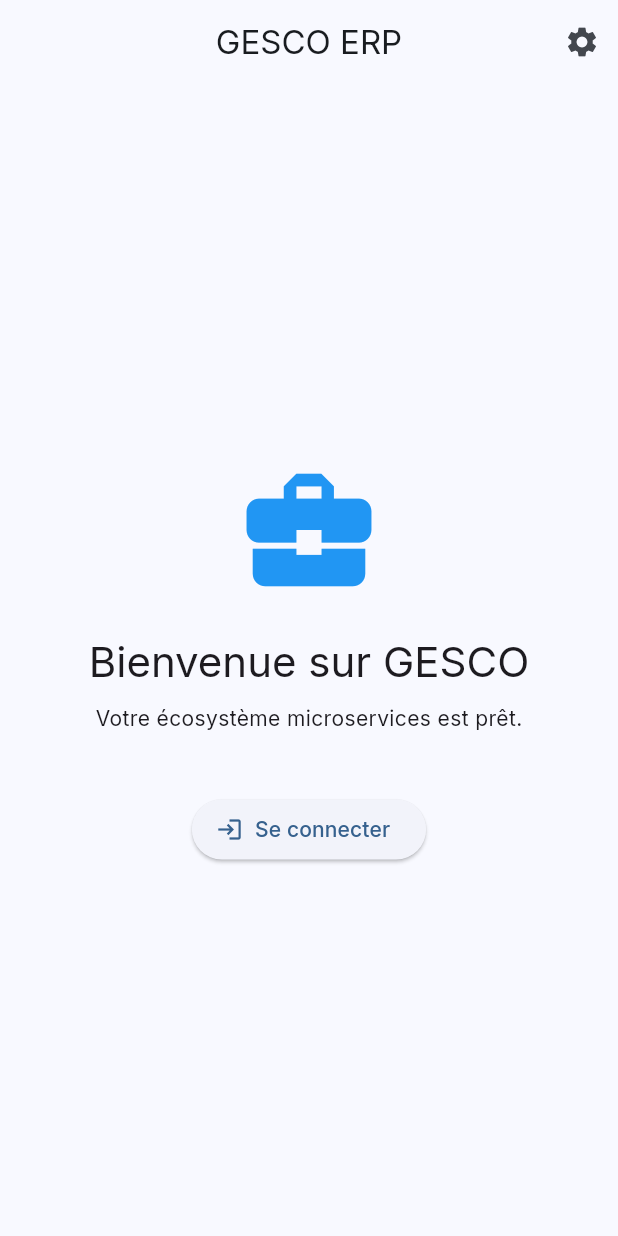
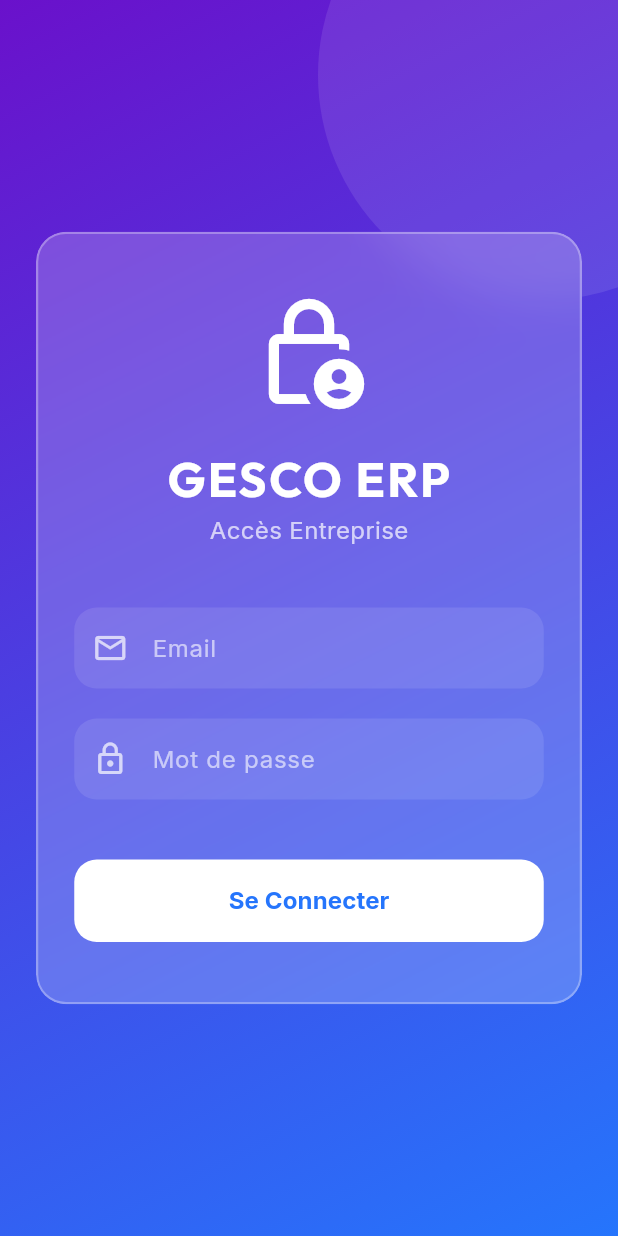
Before and after one commit to azigani/laravel_microservices, a Flutter app: the screen it shows after launch, on a phone screen of 412 x 824 dp. Run offline on Flutter 3.47's test engine with Material 3 defaults, Android fonts, the phone set to English and light mode, and no system bars; our stand-ins replace dio, flutter_hooks, flutter_secure_storage, freezed_annotation, go_router, google_fonts and 1 more; generated files the repository leaves out were written again.

Commit message:
feat(auth): implement clean architecture authentication with premium UI and auto-login

```diff
--- a/frontend/flutter/lib/core/router/router.dart
+++ b/frontend/flutter/lib/core/router/router.dart
@@ -4,15 +4,31 @@ import 'package:hooks_riverpod/hooks_riverpod.dart';
 
 import '../../features/system/presentation/home_screen.dart';
 import '../../features/system/presentation/not_found_screen.dart';
+import '../../features/auth/presentation/screens/login_screen.dart';
+import '../../features/auth/presentation/providers/auth_controller.dart';
 
 final routerProvider = Provider<GoRouter>((ref) {
+  final authState = ref.watch(authControllerProvider);
+
   return GoRouter(
     initialLocation: '/',
+    redirect: (context, state) {
+      final isLoggingIn = state.uri.path == '/login';
+      final isLoggedIn = authState.user != null;
+
+      if (!isLoggedIn && !isLoggingIn) return '/login';
+      if (isLoggedIn && isLoggingIn) return '/';
+      return null;
+    },
     routes: [
       GoRoute(
         path: '/',
         builder: (context, state) => const HomeScreen(),
       ),
+      GoRoute(
+        path: '/login',
+        builder: (context, state) => const LoginScreen(),
+      ),
     ],
     errorBuilder: (context, state) => const NotFoundScreen(),
   );
--- /dev/null
+++ b/frontend/flutter/lib/features/auth/domain/repositories/auth_repository.dart
@@ -0,0 +1,7 @@
+import '../entities/user.dart';
+
+abstract class IAuthRepository {
+  Future<User> login(String email, String password);
+  Future<User?> tryAutoLogin();
+  Future<void> logout();
+}
--- /dev/null
+++ b/frontend/flutter/lib/features/auth/presentation/screens/login_screen.dart
@@ -0,0 +1,180 @@
+import 'package:flutter/material.dart';
+import 'package:flutter_hooks/flutter_hooks.dart';
+import 'package:hooks_riverpod/hooks_riverpod.dart';
+import 'package:google_fonts/google_fonts.dart';
+import '../providers/auth_controller.dart';
+import '../../../../shared/widgets/glass_container.dart';
+
+class LoginScreen extends HookConsumerWidget {
+  const LoginScreen({super.key});
+
+  @override
+  Widget build(BuildContext context, WidgetRef ref) {
+    final emailController = useTextEditingController();
+    final passwordController = useTextEditingController();
+    final authState = ref.watch(authControllerProvider);
+
+    return Scaffold(
+      body: Container(
+        width: double.infinity,
+        height: double.infinity,
+        decoration: const BoxDecoration(
+          gradient: LinearGradient(
+            begin: Alignment.topLeft,
+            end: Alignment.bottomRight,
+            colors: [
+              Color(0xFF6A11CB),
+              Color(0xFF2575FC),
+            ],
+          ),
+        ),
+        child: Stack(
+          children: [
+            // Decorative shapes
+            Positioned(
+              top: -100,
+              right: -100,
+              child: Container(
+                width: 300,
+                height: 300,
+                decoration: BoxDecoration(
+                  shape: BoxShape.circle,
+                  color: Colors.white.withAlpha(25),
+                ),
+              ),
+            ),
+
+            Center(
+              child: SingleChildScrollView(
+                padding: const EdgeInsets.all(24),
+                child: GlassContainer(
+                  child: Padding(
+                    padding: const EdgeInsets.symmetric(horizontal: 24, vertical: 40),
+                    child: Column(
+                      mainAxisSize: MainAxisSize.min,
+                      children: [
+                        const Icon(
+                          Icons.lock_person_outlined,
+                          size: 80,
+                          color: Colors.white,
+                        ),
+                        const SizedBox(height: 20),
+                        Text(
+                          'GESCO ERP',
+                          style: GoogleFonts.outfit(
+                            fontSize: 32,
+                            fontWeight: FontWeight.bold,
+                            color: Colors.white,
+                            letterSpacing: 1.5,
+                          ),
+                        ),
+                        Text(
+                          'Accès Entreprise',
+                          style: GoogleFonts.inter(
+                            fontSize: 16,
+                            color: Colors.white70,
+                          ),
+                        ),
+                        const SizedBox(height: 40),
+
+                        _AuthTextField(
+                          controller: emailController,
+                          hint: 'Email',
+                          icon: Icons.email_outlined,
+                        ),
+                        const SizedBox(height: 20),
+                        _AuthTextField(
+                          controller: passwordController,
+                          hint: 'Mot de passe',
+                          icon: Icons.lock_outline,
+                          obscureText: true,
+                        ),
+
+                        if (authState.error != null) ...[
+                          const SizedBox(height: 20),
+                          Text(
+                            authState.error!,
+                            style: const TextStyle(color: Colors.redAccent, fontSize: 13),
+                            textAlign: TextAlign.center,
+                          ),
+                        ],
+
+                        const SizedBox(height: 40),
+
+                        SizedBox(
+                          width: double.infinity,
+                          height: 55,
+                          child: ElevatedButton(
+                            onPressed: authState.isLoading
+                              ? null
+                              : () => ref.read(authControllerProvider.notifier).login(
+                                  emailController.text,
+                                  passwordController.text
+                                ),
+                            style: ElevatedButton.styleFrom(
+                              backgroundColor: Colors.white,
+                              foregroundColor: const Color(0xFF2575FC),
+                              shape: RoundedRectangleBorder(
+                                borderRadius: BorderRadius.circular(15),
+                              ),
+                              elevation: 0,
+                            ),
+                            child: authState.isLoading
+                              ? const CircularProgressIndicator()
+                              : Text(
+                                  'Se Connecter',
+                                  style: GoogleFonts.inter(
+                                    fontWeight: FontWeight.bold,
+                                    fontSize: 16,
+                                  ),
+                                ),
+                          ),
+                        ),
+                      ],
+                    ),
+                  ),
+                ),
+              ),
+            ),
+          ],
+        ),
+      ),
+    );
+  }
+}
+
+class _AuthTextField extends StatelessWidget {
+  final TextEditingController controller;
+  final String hint;
+  final IconData icon;
+  final bool obscureText;
+
+  const _AuthTextField({
+    required this.controller,
+    required this.hint,
+    required this.icon,
+    this.obscureText = false,
+  });
+
+  @override
+  Widget build(BuildContext context) {
+    return Container(
+      decoration: BoxDecoration(
+        color: Colors.white.withAlpha(25),
+        borderRadius: BorderRadius.circular(15),
+      ),
+      child: TextField(
+        controller: controller,
+        obscureText: obscureText,
+        style: const TextStyle(color: Colors.white),
+        decoration: InputDecoration(
+          hintText: hint,
+          hintStyle: const TextStyle(color: Colors.white60),
+          prefixIcon: Icon(icon, color: Colors.white70),
+          border: InputBorder.none,
+          contentPadding: const EdgeInsets.symmetric(horizontal: 20, vertical: 15),
+        ),
+      ),
+    );
+  }
+}
--- a/frontend/flutter/lib/main.dart
+++ b/frontend/flutter/lib/main.dart
@@ -1,7 +1,8 @@
 import 'package:flutter/material.dart';
 import 'package:hooks_riverpod/hooks_riverpod.dart';
-import 'package:gesco_app/core/theme/app_theme.dart';
-import 'package:gesco_app/core/router/router.dart';
+import 'core/router/router.dart';
+import 'core/theme/app_theme.dart';
+import 'features/auth/presentation/providers/auth_controller.dart';
 
 void main() {
   runApp(
@@ -11,11 +12,25 @@ void main() {
   );
 }
 
-class GescoApp extends ConsumerWidget {
+class GescoApp extends ConsumerStatefulWidget {
   const GescoApp({super.key});
 
   @override
-  Widget build(BuildContext context, WidgetRef ref) {
+  ConsumerState<GescoApp> createState() => _GescoAppState();
+}
+
+class _GescoAppState extends ConsumerState<GescoApp> {
+  @override
+  void initState() {
+    super.initState();
+    // Try auto-login on startup
+    Future.microtask(() {
+      ref.read(authControllerProvider.notifier).tryAutoLogin();
+    });
+  }
+
+  @override
+  Widget build(BuildContext context) {
     final router = ref.watch(routerProvider);
 
     return MaterialApp.router(
--- /dev/null
+++ b/frontend/flutter/lib/shared/widgets/glass_container.dart
@@ -0,0 +1,37 @@
+import 'dart:ui';
+import 'package:flutter/material.dart';
+import 'package:google_fonts/google_fonts.dart';
+
+class GlassContainer extends StatelessWidget {
+  final Widget child;
+  final double borderRadius;
+  final double blur;
+
+  const GlassContainer({
+    super.key,
+    required this.child,
+    this.borderRadius = 20,
+    this.blur = 15,
+  });
+
+  @override
+  Widget build(BuildContext context) {
+    return ClipRRect(
+      borderRadius: BorderRadius.circular(borderRadius),
+      child: BackdropFilter(
+        filter: ImageFilter.blur(sigmaX: blur, sigmaY: blur),
+        child: Container(
+          decoration: BoxDecoration(
+            color: Colors.white.withAlpha(51),
+            borderRadius: BorderRadius.circular(borderRadius),
+            border: Border.all(
+              color: Colors.white.withAlpha(77),
+              width: 1.5,
+            ),
+          ),
+          child: child,
+        ),
+      ),
+    );
+  }
+}
--- a/frontend/flutter/pubspec.yaml
+++ b/frontend/flutter/pubspec.yaml
@@ -42,6 +42,7 @@ dependencies:
   go_router: ^14.6.3
   flutter_hooks: ^0.21.1
   intl: ^0.20.2
+  flutter_secure_storage: ^9.2.4
 
   # The following adds the Cupertino Icons font to your application.
   # Use with the CupertinoIcons class for iOS style icons.
```
Also changed, not shown: frontend/flutter/lib/features/auth/data/datasources/auth_remote_data_source.dart (added, +45 -0 lines), frontend/flutter/lib/features/auth/data/repositories/auth_repository_impl.dart (added, +37 -0 lines), frontend/flutter/lib/features/auth/domain/entities/user.dart (added, +17 -0 lines), frontend/flutter/lib/features/auth/presentation/providers/auth_controller.dart (added, +56 -0 lines), frontend/flutter/lib/features/auth/presentation/providers/auth_providers.dart (added, +15 -0 lines), frontend/flutter/lib/features/system/presentation/home_screen.dart (+106 -16 lines), frontend/flutter/pubspec.lock, 5 other files.
